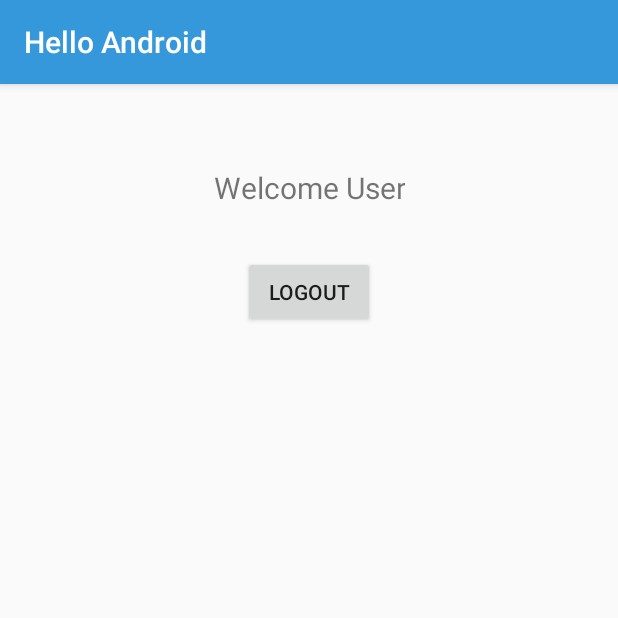
After one commit to rizqyfahmi/HelloAndroid, an Android app: the SharedPreferenceAPISuccessActivity screen opened directly, with no data from a screen before it, on a phone screen of 412 x 824 dp, the top half of it. The commit adds this screen. Run offline under Robolectric (Android 15) with nearby library versions, the phone set to English and light mode, and no system bars.

Commit message:
1. Create an activity "MainSharedPreferenceAPI" 2. Create java class called "SharedPreferenceAPIConfig" 3. Create an activity called "SharedPreferenceAPISuccessActivity"

```diff
--- a/app/src/main/AndroidManifest.xml
+++ b/app/src/main/AndroidManifest.xml
@@ -33,7 +33,9 @@
         <activity android:name=".MainFragmentActivity" />
         <activity android:name=".MainFragmentRuntimeActivity" />
         <activity android:name=".MainFragmentActivityComunication" />
-        <activity android:name=".MainFragToFragCommunicationActivity"></activity>
+        <activity android:name=".MainFragToFragCommunicationActivity" />
+        <activity android:name=".MainSharedPreferenceAPI" />
+        <activity android:name=".SharedPreferenceAPISuccessActivity"></activity>
     </application>
 
 </manifest>
--- a/app/src/main/java/com/rizqyfahmi/helloandroid/MainActivity.java
+++ b/app/src/main/java/com/rizqyfahmi/helloandroid/MainActivity.java
@@ -43,4 +43,9 @@ public class MainActivity extends AppCompatActivity {
         Intent intent = new Intent(this, MainFragToFragCommunicationActivity.class);
         startActivity(intent);
     }
+
+    public void goToSharedPreferenceAPI(View view){
+        Intent intent = new Intent(this, MainSharedPreferenceAPI.class);
+        startActivity(intent);
+    }
 }
--- /dev/null
+++ b/app/src/main/java/com/rizqyfahmi/helloandroid/SharedPreferenceAPISuccessActivity.java
@@ -0,0 +1,26 @@
+ package com.rizqyfahmi.helloandroid;
+
+import android.content.Intent;
+import android.support.v7.app.AppCompatActivity;
+import android.os.Bundle;
+import android.view.View;
+
+ public class SharedPreferenceAPISuccessActivity extends AppCompatActivity {
+
+     private SharedPreferenceConfig sharedPreferenceConfig;
+
+    @Override
+    protected void onCreate(Bundle savedInstanceState) {
+        super.onCreate(savedInstanceState);
+        setContentView(R.layout.activity_shared_preference_api_success);
+
+        sharedPreferenceConfig = new SharedPreferenceConfig(getApplicationContext());
+
+    }
+
+     public void userLogout(View view) {
+        this.sharedPreferenceConfig.writeLoginStatus(false);
+        startActivity(new Intent(this, MainSharedPreferenceAPI.class));
+        finish();
+     }
+ }
--- /dev/null
+++ b/app/src/main/java/com/rizqyfahmi/helloandroid/SharedPreferenceConfig.java
@@ -0,0 +1,28 @@
+package com.rizqyfahmi.helloandroid;
+
+import android.content.Context;
+import android.content.SharedPreferences;
+
+public class SharedPreferenceConfig {
+
+    private SharedPreferences sharedPreferences;
+    private Context context;
+
+    public SharedPreferenceConfig(Context context) {
+        this.context = context;
+        this.sharedPreferences = context.getSharedPreferences(context.getResources().getString(R.string.login_preference), context.MODE_PRIVATE);
+    }
+
+    public void writeLoginStatus(boolean status){
+        SharedPreferences.Editor editor = this.sharedPreferences.edit();
+        editor.putBoolean(context.getResources().getString(R.string.login_status_preference), status);
+        editor.commit();
+    }
+
+    public boolean readLoginStatus(){
+        boolean status = false;
+        status = this.sharedPreferences.getBoolean(context.getResources().getString(R.string.login_status_preference), false);
+        return status;
+    }
+
+}
--- /dev/null
+++ b/app/src/main/res/layout/activity_shared_preference_api_success.xml
@@ -0,0 +1,35 @@
+<?xml version="1.0" encoding="utf-8"?>
+<android.support.constraint.ConstraintLayout xmlns:android="http://schemas.android.com/apk/res/android"
+    xmlns:app="http://schemas.android.com/apk/res-auto"
+    xmlns:tools="http://schemas.android.com/tools"
+    android:layout_width="match_parent"
+    android:layout_height="match_parent"
+    tools:context=".SharedPreferenceAPISuccessActivity">
+
+    <TextView
+        android:id="@+id/textView4"
+        android:layout_width="wrap_content"
+        android:layout_height="wrap_content"
+        android:layout_marginStart="16dp"
+        android:layout_marginTop="55dp"
+        android:layout_marginEnd="16dp"
+        android:text="Welcome User"
+        android:textAlignment="center"
+        android:textSize="20sp"
+        app:layout_constraintEnd_toEndOf="parent"
+        app:layout_constraintStart_toStartOf="parent"
+        app:layout_constraintTop_toTopOf="parent" />
+
+    <Button
+        android:id="@+id/button9"
+        android:layout_width="wrap_content"
+        android:layout_height="wrap_content"
+        android:layout_marginStart="16dp"
+        android:layout_marginTop="32dp"
+        android:layout_marginEnd="16dp"
+        android:onClick="userLogout"
+        android:text="Logout"
+        app:layout_constraintEnd_toEndOf="parent"
+        app:layout_constraintStart_toStartOf="parent"
+        app:layout_constraintTop_toBottomOf="@+id/textView4" />
+</android.support.constraint.ConstraintLayout>
--- a/app/src/main/res/values/strings.xml
+++ b/app/src/main/res/values/strings.xml
@@ -10,4 +10,10 @@
 
     <!-- TODO: Remove or change this placeholder text -->
     <string name="hello_blank_fragment">Hello blank fragment</string>
+
+
+    <string name="user_name">Thomas</string>
+    <string name="user_password">thomas123</string>
+    <string name="login_preference">com.rizqyfahmi.helloandroid_login_preference</string>
+    <string name="login_status_preference">com.rizqyfahmi.helloandroid_login_status_preference</string>
 </resources>
```
Also changed, not shown: app/src/main/java/com/rizqyfahmi/helloandroid/MainSharedPreferenceAPI.java (added, +46 -0 lines), app/src/main/res/layout/activity_main.xml (+13 -0 lines), app/src/main/res/layout/activity_main_shared_preference_api.xml (added, +49 -0 lines).
